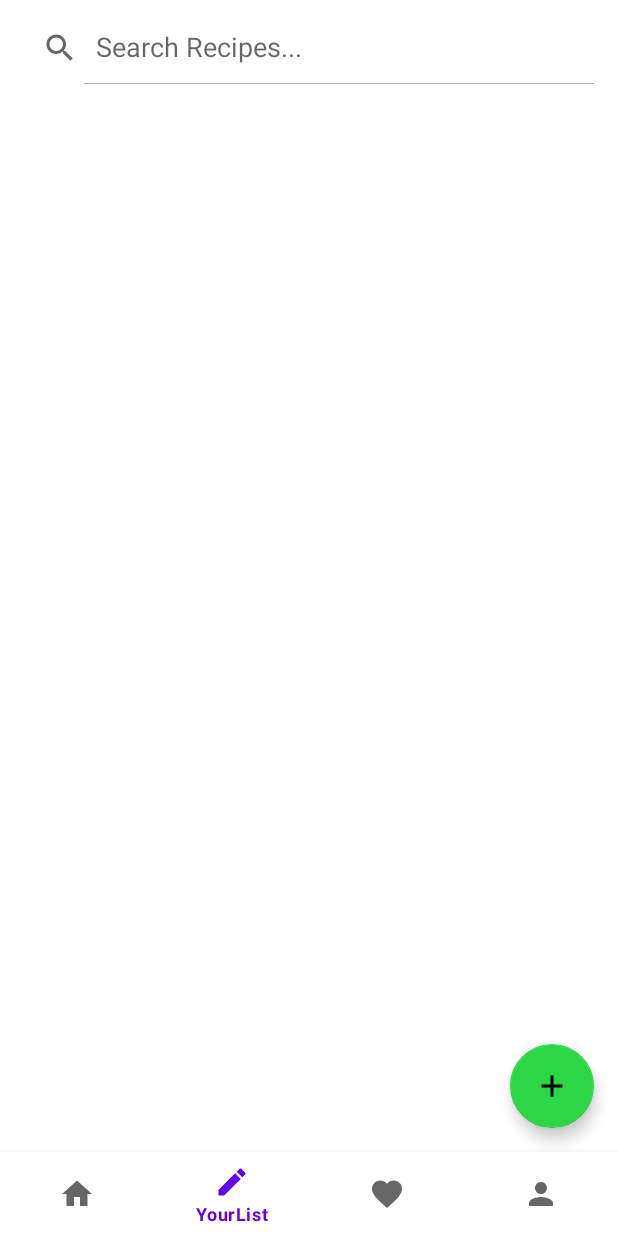
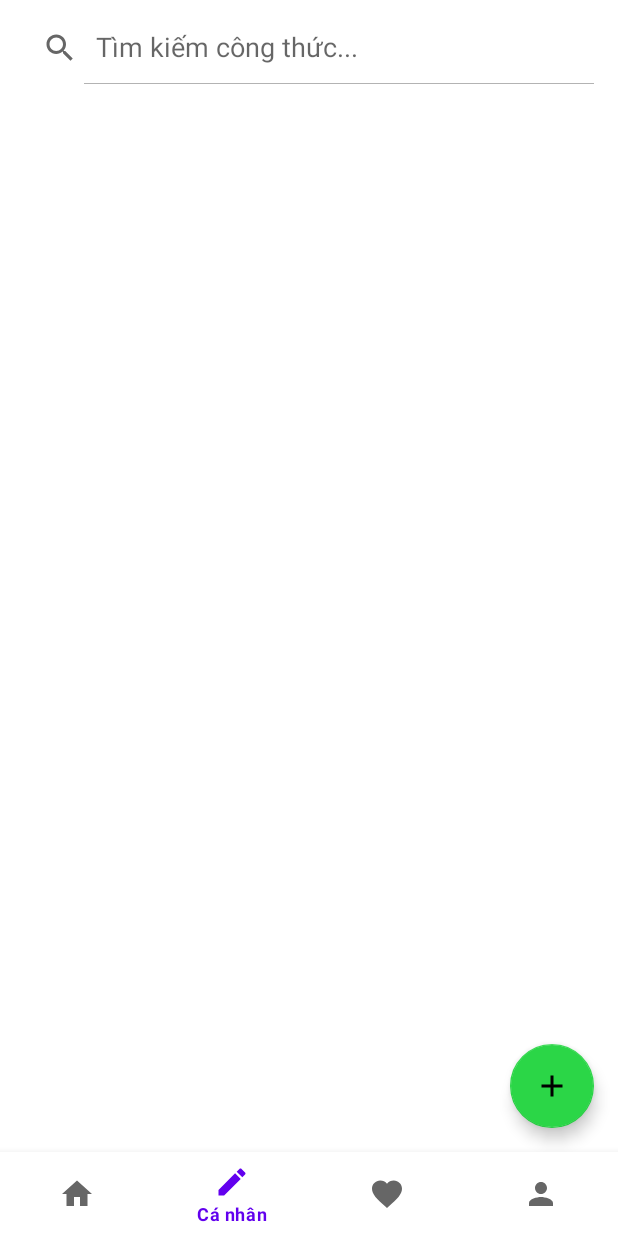
Before and after one commit to HKPH/AndroidProject, an Android app: the screen it shows after launch once a user with an empty profile is signed in (MainActivity), item 2 of the bottom bar chosen, on a phone screen of 412 x 824 dp. Run offline under Robolectric (Android 15) with nearby library versions, the phone set to English and light mode, and no system bars; our stand-ins replace Firebase (no records; nobody signed in at launch, a user with empty details on screens opened directly); pictures from the network do not load.

Commit message:
update clean code and use Vietnamese

```diff
--- a/app/src/main/res/layout/activity_add_recipe.xml
+++ b/app/src/main/res/layout/activity_add_recipe.xml
@@ -124,7 +124,7 @@
                     android:layout_height="wrap_content"
                     android:layout_marginStart="8dp"
                     android:layout_marginTop="12dp"
-                    android:text="Nhập các bước thực hiện (mỗi bước 1 dòng)"
+                    android:text="Nhập các bước (VD: Bước 1: Cắm cơm)"
                     android:textColor="@color/text"
                     android:textSize="18sp"
                     app:layout_constraintTop_toBottomOf="@id/recipe_ingredients_edit" />
--- a/app/src/main/res/layout/activity_admin_recipe_list.xml
+++ b/app/src/main/res/layout/activity_admin_recipe_list.xml
@@ -10,7 +10,7 @@
         android:id="@+id/searchView"
         android:layout_width="match_parent"
         android:layout_height="wrap_content"
-        android:queryHint="Search Recipes..."
+        android:queryHint="Tìm kiếm công thức..."
         android:iconifiedByDefault="false"
         android:layout_margin="8dp"/>
 
--- a/app/src/main/res/layout/activity_main.xml
+++ b/app/src/main/res/layout/activity_main.xml
@@ -6,14 +6,12 @@
     android:layout_height="match_parent"
     tools:context=".activity.MainActivity">
 
-    <!-- Fragment Container -->
     <FrameLayout
         android:id="@+id/fragment_container"
         android:layout_width="match_parent"
         android:layout_height="match_parent"
         android:layout_above="@id/navigation" />
 
-    <!-- Bottom Navigation View -->
     <com.google.android.material.bottomnavigation.BottomNavigationView
         android:id="@+id/navigation"
         android:layout_width="match_parent"
--- a/app/src/main/res/layout/activity_rating.xml
+++ b/app/src/main/res/layout/activity_rating.xml
@@ -9,7 +9,7 @@
         android:id="@+id/text_header"
         android:layout_width="wrap_content"
         android:layout_height="wrap_content"
-        android:text="Danh sách đánh giá "
+        android:text="Tất cả đánh giá"
         android:textSize="24sp"
         android:gravity="center"
         android:layout_margin="10dp"
--- a/app/src/main/res/layout/activity_recipe_detail.xml
+++ b/app/src/main/res/layout/activity_recipe_detail.xml
@@ -38,7 +38,7 @@
                     app:layout_constraintTop_toTopOf="parent" />
                 <ImageView
                     android:id="@+id/button_add"
-                    android:layout_width="60dp"
+                    android:layout_width="100dp"
                     android:layout_height="40dp"
                     android:layout_marginEnd="80dp"
                     android:src="@drawable/add"
@@ -50,7 +50,7 @@
 
                 <ImageView
                     android:id="@+id/button_delete"
-                    android:layout_width="60dp"
+                    android:layout_width="100dp"
                     android:layout_height="40dp"
                     android:layout_marginEnd="12dp"
                     android:src="@drawable/delete"
--- a/app/src/main/res/layout/activity_update_profile.xml
+++ b/app/src/main/res/layout/activity_update_profile.xml
@@ -47,7 +47,7 @@
         android:layout_margin="10dp"
         android:background="@drawable/edit_text_rounded_corner"
         android:elevation="5dp"
-        android:hint="Username"
+        android:hint="Tên"
         android:textSize="16sp"
         android:inputType="text"
         android:padding="10dp"/>
--- a/app/src/main/res/layout/activity_update_recipe.xml
+++ b/app/src/main/res/layout/activity_update_recipe.xml
@@ -124,7 +124,7 @@
                     android:layout_height="wrap_content"
                     android:layout_marginStart="8dp"
                     android:layout_marginTop="12dp"
-                    android:text="Nhập các bước thực hiện (mỗi bước 1 dòng)"
+                    android:text="Nhập các bước (VD: Bước 1: Cắm cơm)"
                     android:textColor="@color/text"
                     android:textSize="18sp"
                     app:layout_constraintTop_toBottomOf="@id/recipe_ingredients_edit" />
--- a/app/src/main/res/layout/fragment_recipe_list.xml
+++ b/app/src/main/res/layout/fragment_recipe_list.xml
@@ -10,7 +10,7 @@
         android:id="@+id/searchView"
         android:layout_width="match_parent"
         android:layout_height="wrap_content"
-        android:queryHint="Search Recipes..."
+        android:queryHint="Tìm kiếm công thức..."
         android:iconifiedByDefault="false"
         android:layout_margin="8dp"/>
 
--- a/app/src/main/res/layout/fragment_user_profile.xml
+++ b/app/src/main/res/layout/fragment_user_profile.xml
@@ -91,6 +91,8 @@
                 android:background="@drawable/edit_text_rounded_corner"
                 android:elevation="5dp"
                 android:padding="10dp"
+                android:hint="Email"
+                android:textColorHint="@color/hint"
                 android:textSize="16sp" />
         </LinearLayout>
 
@@ -114,6 +116,8 @@
                 android:layout_margin="10dp"
                 android:background="@drawable/edit_text_rounded_corner"
                 android:elevation="5dp"
+                android:hint="Số điện thoại"
+                android:textColorHint="@color/hint"
                 android:padding="10dp"
                 android:textSize="16sp" />
         </LinearLayout>
--- a/app/src/main/res/menu/menu_navigation_bottom.xml
+++ b/app/src/main/res/menu/menu_navigation_bottom.xml
@@ -1,19 +1,19 @@
 <menu xmlns:android="http://schemas.android.com/apk/res/android">
     <item
         android:id="@+id/home"
-        android:title="Home"
+        android:title="Trang chính"
         android:icon="@drawable/home"/>
     <item
         android:id="@+id/creatorList"
-        android:title="YourList"
+        android:title="Cá nhân"
         android:icon="@drawable/baseline_create_24"/>
     <item
         android:id="@+id/likedList"
-        android:title="LikedList"
+        android:title="Yêu thích"
         android:icon="@drawable/baseline_favorite_24"/>
     <item
         android:id="@+id/profile"
-        android:title="Account"
+        android:title="Tài khoản"
         android:icon="@drawable/baseline_person_24"/>
 
 </menu>
```
